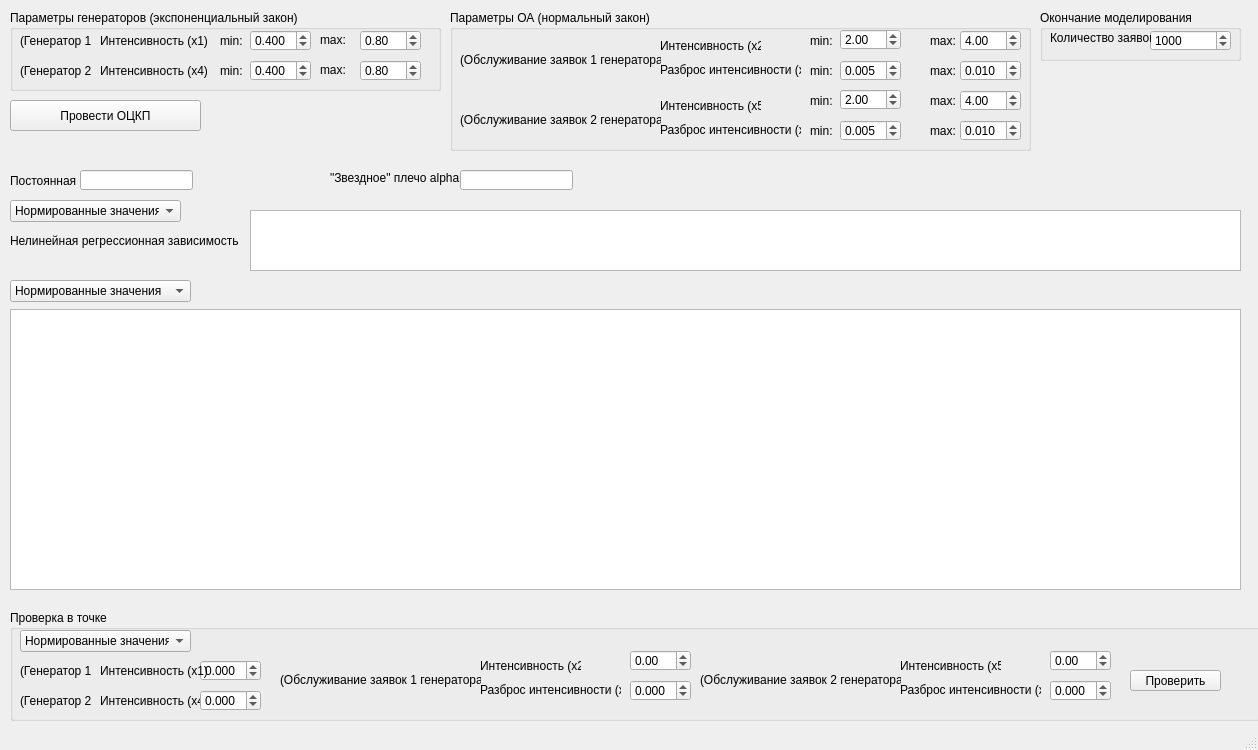
First picture: the form in lab4/mainwindow.ui, repository alena-zayts/BMSTU_8sem_experiment_planning, before the edit.
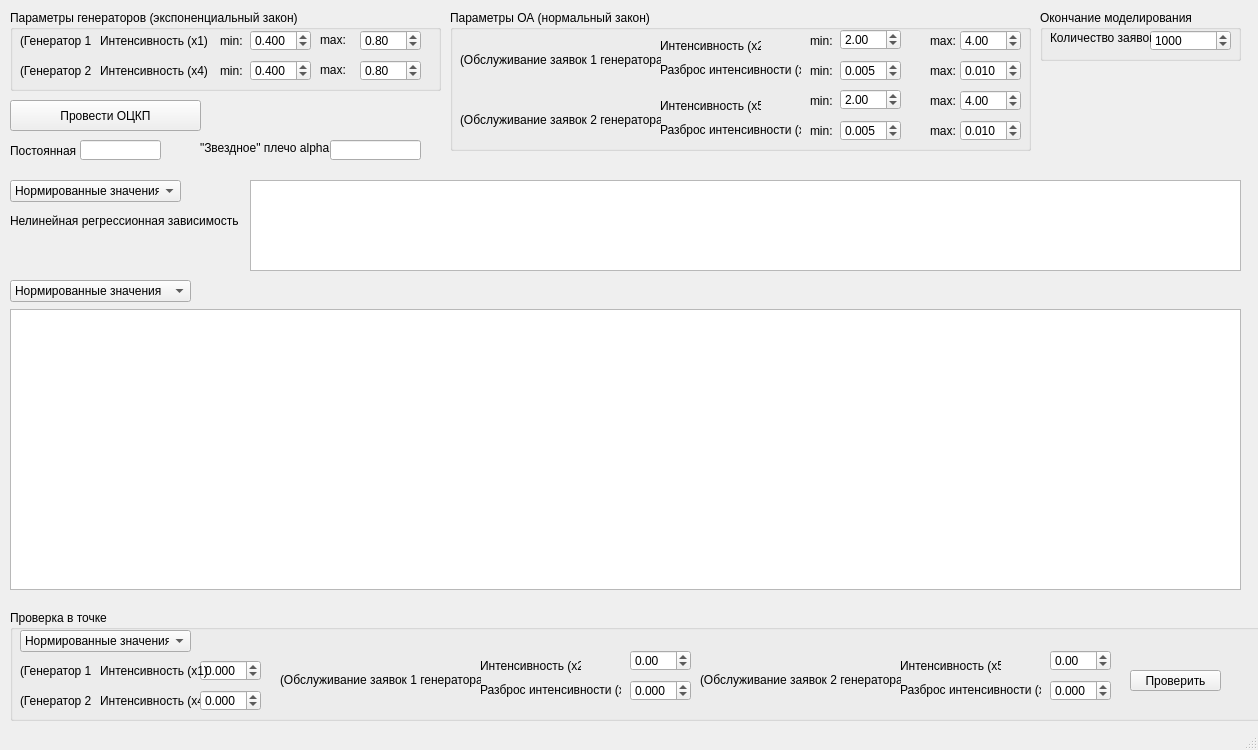
Second picture: the form after the edit.

```diff
--- a/lab4/mainwindow.ui
+++ b/lab4/mainwindow.ui
@@ -963,7 +963,7 @@
     <property name="geometry">
      <rect>
       <x>10</x>
-      <y>200</y>
+      <y>180</y>
       <width>171</width>
       <height>22</height>
      </rect>
@@ -983,9 +983,9 @@
     <property name="geometry">
      <rect>
       <x>250</x>
-      <y>210</y>
+      <y>180</y>
       <width>991</width>
-      <height>61</height>
+      <height>91</height>
      </rect>
     </property>
     <property name="font">
@@ -998,7 +998,7 @@
     <property name="geometry">
      <rect>
       <x>10</x>
-      <y>230</y>
+      <y>210</y>
       <width>231</width>
       <height>21</height>
      </rect>
@@ -1011,7 +1011,7 @@
     <property name="geometry">
      <rect>
       <x>10</x>
-      <y>170</y>
+      <y>140</y>
       <width>81</width>
       <height>21</height>
      </rect>
@@ -1023,8 +1023,8 @@
    <widget class="QLabel" name="label_18">
     <property name="geometry">
      <rect>
-      <x>330</x>
-      <y>170</y>
+      <x>200</x>
+      <y>140</y>
       <width>141</width>
       <height>16</height>
      </rect>
@@ -1037,8 +1037,8 @@
     <property name="geometry">
      <rect>
       <x>80</x>
-      <y>170</y>
-      <width>113</width>
+      <y>140</y>
+      <width>81</width>
       <height>20</height>
      </rect>
     </property>
@@ -1046,9 +1046,9 @@
    <widget class="QLineEdit" name="lineEditStar">
     <property name="geometry">
      <rect>
-      <x>460</x>
-      <y>170</y>
-      <width>113</width>
+      <x>330</x>
+      <y>140</y>
+      <width>91</width>
       <height>20</height>
      </rect>
     </property>
```
